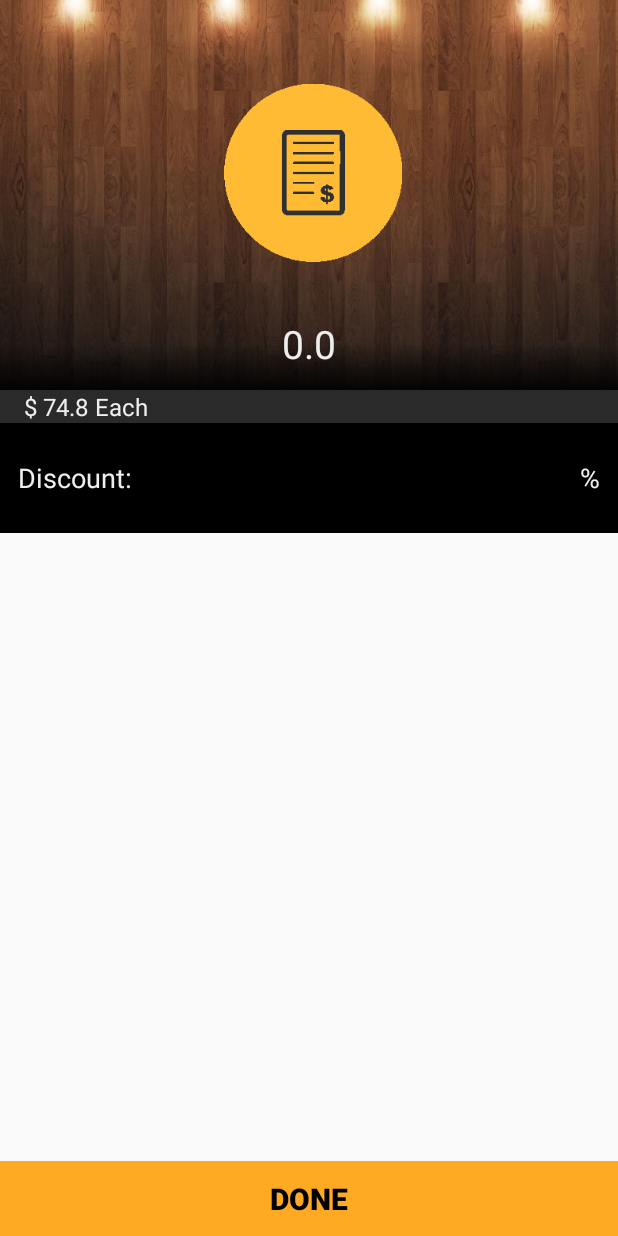
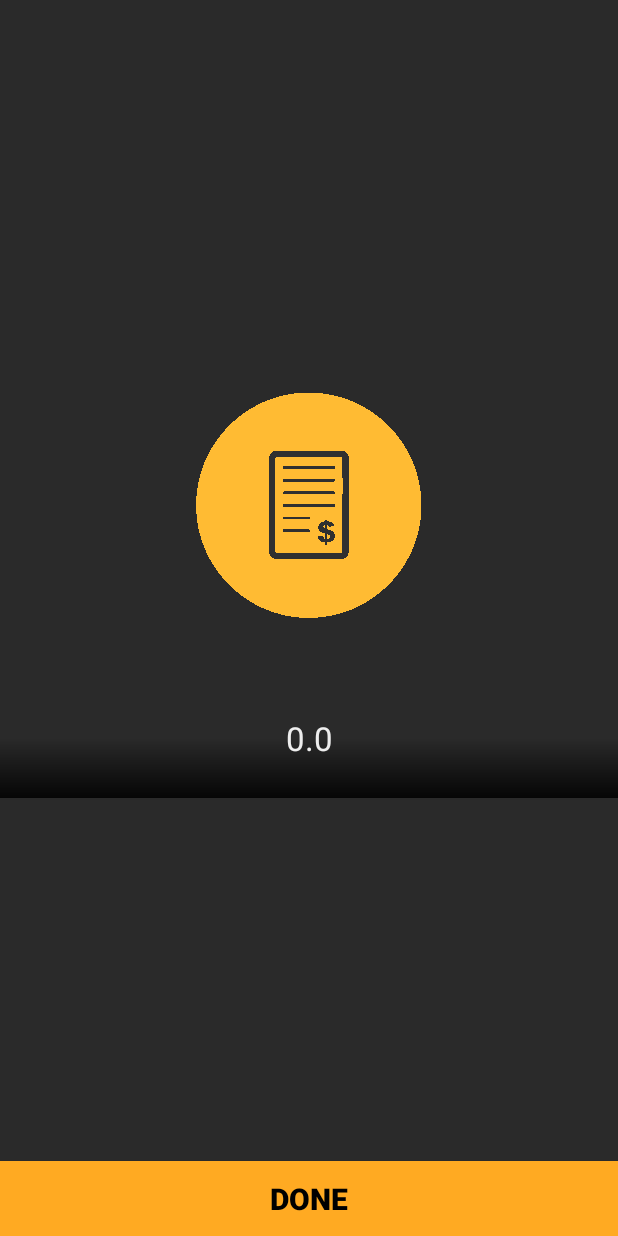
Before and after one commit to feresr/RestAPP-android, an Android app: the OrderActivity screen opened directly, with no data from a screen before it, after a tap on "CERRAR ORDEN", on a phone screen of 412 x 824 dp. Run offline under Robolectric (Android 15) with nearby library versions, the phone set to English and light mode, and no system bars; libraries missing offline, so code that uses them is left out: retrofit.client; 3 statements that could not run were skipped.

Commit message:
prevent going back to dashboard when updating order so price won't be inconsistent

```diff
--- a/RestAPP/src/main/java/com/tesis/restapp/restapp/activities/main/DashboardFragment.java
+++ b/RestAPP/src/main/java/com/tesis/restapp/restapp/activities/main/DashboardFragment.java
@@ -55,6 +55,11 @@ public class DashboardFragment extends Fragment implements AdapterView.OnItemCli
         return rootView;
     }
 
+    @Override
+    public void onResume() {
+        super.onResume();
+        adapter.aNotifyDataSetChanged();
+    }
 
     @Override
     public void onItemClick(AdapterView<?> parent, View view, int position, long id) {
--- a/RestAPP/src/main/java/com/tesis/restapp/restapp/activities/main/MainActivity.java
+++ b/RestAPP/src/main/java/com/tesis/restapp/restapp/activities/main/MainActivity.java
@@ -212,6 +212,7 @@ public class MainActivity extends FragmentActivity implements MainHandler {
     protected void onResume() {
         super.onResume();
         BusProvider.getInstance().register(this);
+
     }
 
 }
--- a/RestAPP/src/main/java/com/tesis/restapp/restapp/activities/main/OrderActivity.java
+++ b/RestAPP/src/main/java/com/tesis/restapp/restapp/activities/main/OrderActivity.java
@@ -116,13 +116,19 @@ public class OrderActivity extends FragmentActivity implements OrderFragment.Ord
     }
 
     @Override
+    public void dismissDialog() {
+        pDialog.dismiss();
+    }
+
+    @Override
     protected void onActivityResult(int requestCode, int resultCode, Intent data) {
 
         if (requestCode == 1) {
             if (resultCode == RESULT_OK) {
                 int result = data.getIntExtra("itemId", -1);
                 if (result >= 0) {
-
+                    pDialog.setMessage("Adding item...");
+                    pDialog.show();
                     DatabaseHandler db = new DatabaseHandler(this);
                     Item item = db.getItemById(result);
 
--- a/RestAPP/src/main/java/com/tesis/restapp/restapp/activities/main/OrderFragment.java
+++ b/RestAPP/src/main/java/com/tesis/restapp/restapp/activities/main/OrderFragment.java
@@ -39,12 +39,15 @@ public class OrderFragment extends Fragment implements View.OnClickListener {
     public void updatePrice(Order order) {
         this.order = order;
         orderTotalTextView.setText("$" + String.valueOf(order.getTotal()));
+        activity.dismissDialog();
     }
 
     public interface OrderFragmentCallbacks {
         public void onOrderCheckout(Order order);
         public void onCloseOrder(Order order);
         public void onAddItem();
+
+        public  void dismissDialog();
     }
 
     public static OrderFragment newInstance(Order order) {
--- a/RestAPP/src/main/java/com/tesis/restapp/restapp/activities/main/adapters/OrdersAdapter.java
+++ b/RestAPP/src/main/java/com/tesis/restapp/restapp/activities/main/adapters/OrdersAdapter.java
@@ -27,6 +27,7 @@ public class OrdersAdapter extends ArrayAdapter<Order> {
         this.context = context;
         db = new DatabaseHandler(getContext());
         DatabaseHandler.registerAdapter(this);
+        db.close();
         aNotifyDataSetChanged();
     }
 
@@ -44,6 +45,7 @@ public class OrdersAdapter extends ArrayAdapter<Order> {
         new Thread(new Runnable() {
             @Override
             public void run() {
+                db = new DatabaseHandler(getContext());
                 orders = db.getAllOrders();
                 h.post(new Runnable() {
                     @Override
--- a/RestAPP/src/main/res/layout/fragment_checkout.xml
+++ b/RestAPP/src/main/res/layout/fragment_checkout.xml
@@ -2,117 +2,34 @@
     android:layout_width="fill_parent"
     android:layout_height="fill_parent" >
 
-    <!-- $ Picture and price -->
-
     <LinearLayout
         android:id="@+id/userInfolayout"
         android:layout_width="match_parent"
-        android:layout_height="260dp"
-        android:background="@drawable/wp_money"
+        android:layout_height="match_parent"
+        android:background="@color/dark_black"
         android:gravity="center"
-        android:paddingTop="@dimen/activity_vertical_margin"
         android:orientation="vertical" >
 
         <ImageView
             android:layout_width="match_parent"
-            android:layout_height="0dip"
+            android:layout_height="wrap_content"
             android:layout_gravity="center"
-            android:layout_weight="6"
-            android:paddingBottom="24dp"
-            android:paddingLeft="6dp"
-            android:paddingTop="40dp"
-            android:src="@drawable/ic_money" />
+            android:src="@drawable/ic_money"
+            android:layout_marginBottom="40sp"/>
 
         <TextView
             android:id="@+id/order_total"
             android:layout_width="match_parent"
-            android:layout_height="0dip"
-            android:layout_weight="2"
-
+            android:layout_height="80sp"
             android:background="@drawable/bw_gradient"
             android:gravity="center"
             android:text="$ 224.41"
+            android:layout_marginBottom="30sp"
             android:textColor="#EEE"
-            android:textSize="26sp" />
-    </LinearLayout>
-
-    <TextView
-        android:id="@+id/tableview_number_of_seats_txt"
-        android:layout_width="0dp"
-        android:layout_height="fill_parent"
-        android:layout_weight="1"
-        android:gravity="center"
-        android:text="4"
-        android:textColor="#222"
-        android:textSize="24sp"
-        android:typeface="sans" />
-
-    <!-- $ per Client -->
-
-    <LinearLayout
-
-        android:id="@+id/pricePerClientLayout"
-        android:layout_width="fill_parent"
-        android:layout_height="wrap_content"
-        android:layout_below="@id/userInfolayout"
-        android:background="@color/dark_black"
-        android:gravity="center_vertical"
-        android:orientation="horizontal" >
-
-        <TextView
-            android:layout_width="match_parent"
-            android:layout_height="wrap_content"
-            android:layout_gravity="center_vertical"
-            android:text="$ 74.8 Each"
-            android:gravity="center_vertical"
-            android:paddingLeft="@dimen/activity_horizontal_margin"
-            android:textColor="#eee"
-            android:textSize="16sp" />
+            android:textSize="22sp" />
 
     </LinearLayout>
 
-    <!-- Discount -->
-
-    <LinearLayout
-        android:layout_width="fill_parent"
-        android:layout_height="wrap_content"
-        android:layout_below="@id/pricePerClientLayout"
-        android:background="@color/black"
-        android:gravity="center_vertical"
-
-        android:orientation="horizontal"
-        android:paddingBottom="14dp"
-        android:paddingLeft="12dp"
-        android:paddingRight="12dp"
-        android:paddingTop="14dp" >
-
-        <TextView
-            android:layout_width="0dp"
-            android:layout_height="wrap_content"
-            android:layout_weight="8"
-            android:gravity="center_vertical"
-            android:text="Discount:"
-            android:textColor="#eee"
-            android:textSize="18sp" />
-
-        <EditText
-            android:layout_width="0dp"
-            android:layout_height="wrap_content"
-            android:layout_weight="2"
-            android:inputType="numberDecimal"
-            android:gravity="center_vertical" />
-
-        <TextView
-            android:layout_width="0dp"
-            android:layout_height="wrap_content"
-            android:layout_weight="1"
-            android:gravity="center_vertical|right"
-            android:text="%"
-
-            android:textColor="#eee"
-            android:textSize="18sp" />
-    </LinearLayout>
-    <!-- New Order -->
 
     <LinearLayout
         android:id="@+id/bottomLayout"
--- a/RestAPP/src/main/res/layout/fragment_dashboard.xml
+++ b/RestAPP/src/main/res/layout/fragment_dashboard.xml
@@ -63,9 +63,7 @@
             android:layout_height="match_parent"
             android:background="#111"
             android:divider="#222"
-            android:dividerHeight="1dp"
-            android:paddingLeft="10sp"
-            android:paddingRight="10sp" />
+            android:dividerHeight="1dp" />
 
         <TextView
             android:id="@android:id/empty"
--- a/RestAPP/src/main/res/layout/fragment_order.xml
+++ b/RestAPP/src/main/res/layout/fragment_order.xml
@@ -63,9 +63,7 @@
             android:layout_height="match_parent"
             android:background="#111"
             android:divider="#222"
-            android:dividerHeight="1dp"
-            android:paddingLeft="10sp"
-            android:paddingRight="10sp" />
+            android:dividerHeight="1dp"/>
 
         <TextView
             android:id="@android:id/empty"
```
